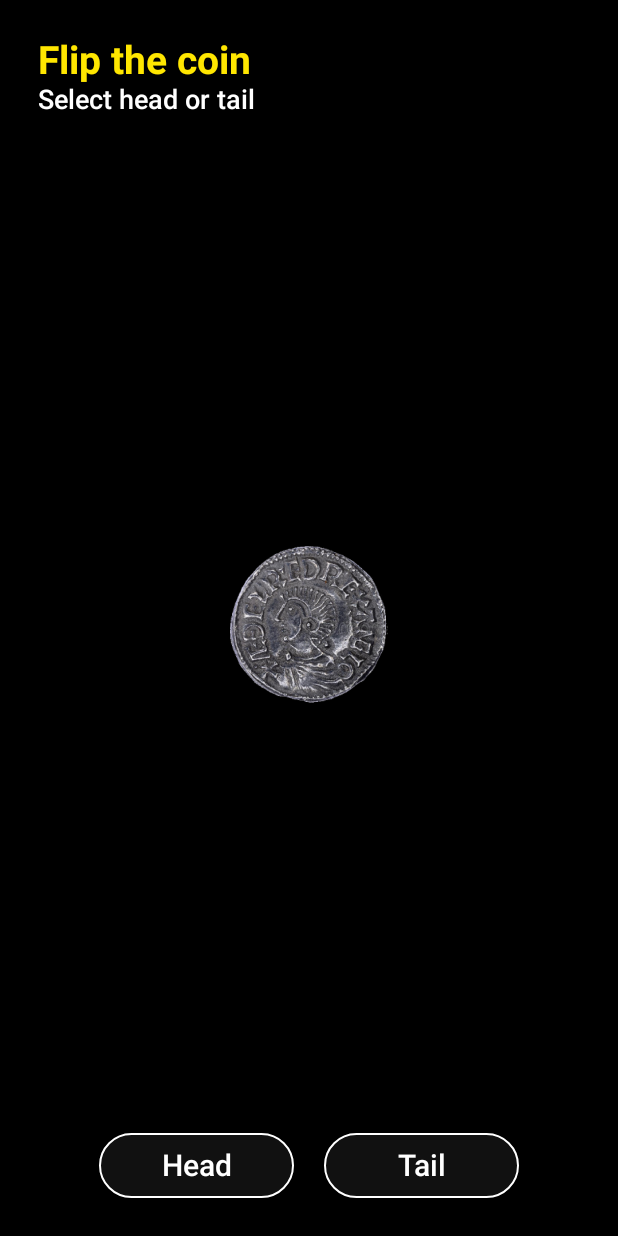
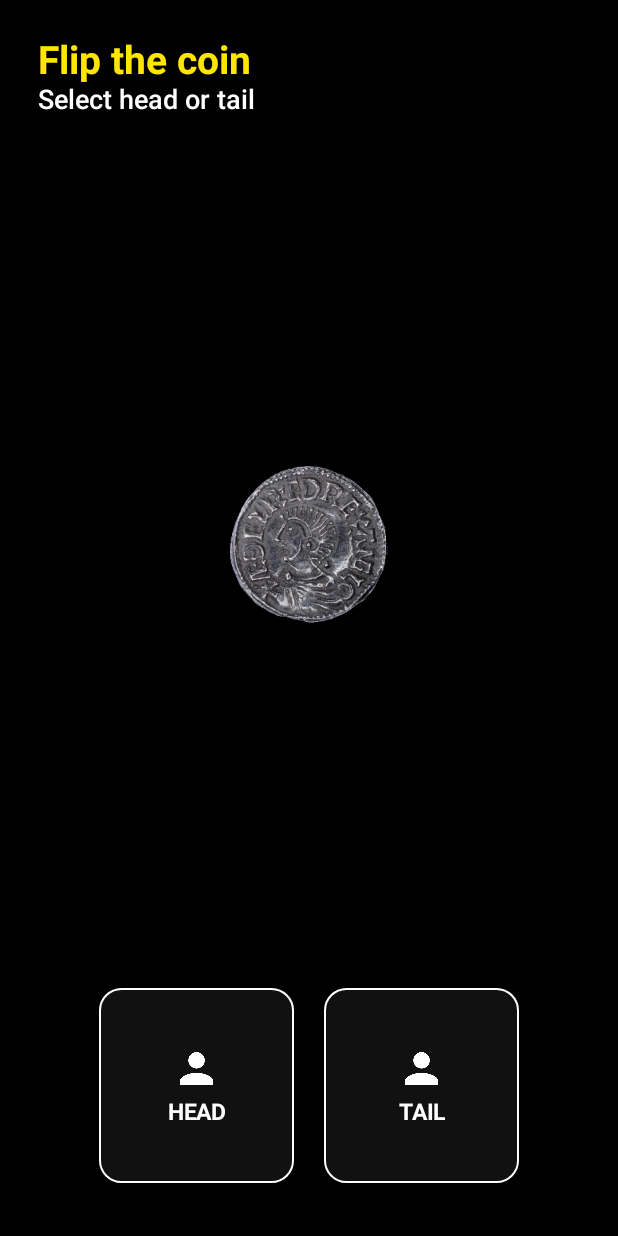
Before and after one commit to iagoMendesDaSilva/orlog, an Android app built with Jetpack Compose: the CoinScreen screen opened through its navigation route, on a phone screen of 412 x 824 dp. Run offline under Robolectric (Android 15) with nearby library versions, the phone set to English and light mode, and no system bars; our stand-ins replace Dagger/Hilt's generated code, accompanist.

Commit message:
button head and tail

```diff
--- a/app/src/main/java/com/iago/orlog/ViewModelOrlog.kt
+++ b/app/src/main/java/com/iago/orlog/ViewModelOrlog.kt
@@ -60,11 +60,6 @@ class ViewModelOrlog @Inject constructor() : ViewModel() {
         playerToChange.value = newPlayer
     }
 
-    fun getImageCoinByTurn(coin: Coin? = null): Int {
-        val value = coin ?: turn.value
-        return if (value == Coin.UNDEFINED || value == Coin.FACE_UP) R.drawable.coin_face else R.drawable.coin_no_face
-    }
-
     fun updateMode(newMode: MODES) {
         mode.value = newMode
     }
--- a/app/src/main/java/com/iago/orlog/screens/coin/CoinScreen.kt
+++ b/app/src/main/java/com/iago/orlog/screens/coin/CoinScreen.kt
@@ -19,6 +19,7 @@ import com.iago.orlog.navigation.Screens
 import com.iago.orlog.screens.coin.commons.ButtonCoin
 import com.iago.orlog.screens.coin.commons.Coin
 import com.iago.orlog.utils.Coin
+import com.iago.orlog.utils.Coins
 import kotlinx.coroutines.CoroutineScope
 import kotlinx.coroutines.launch
 
@@ -27,12 +28,13 @@ import kotlinx.coroutines.launch
 fun CoinScreen(navController: NavHostController, viewModel: ViewModelOrlog) {
 
     val coroutineScope = rememberCoroutineScope()
+
     var played = remember { mutableStateOf(false) }
+    var decision = remember { mutableStateOf<Coin>(Coin.UNDEFINED) }
+
     var currentRotation = remember { mutableStateOf(0f) }
-    var decision = remember { mutableStateOf<Coin>(Coin.UNDEFINED) }
+    val rotation = remember { Animatable(currentRotation.value) }
     var coinResult = remember { mutableStateOf<Coin>(Coin.UNDEFINED) }
-
-    val rotation = remember { Animatable(currentRotation.value) }
 
     LaunchedEffect(key1 = decision.value) {
         if (decision.value != Coin.UNDEFINED && coinResult.value == Coin.UNDEFINED)
@@ -49,11 +51,13 @@ fun CoinScreen(navController: NavHostController, viewModel: ViewModelOrlog) {
         horizontalAlignment = Alignment.CenterHorizontally,
     ) {
         Header(decision.value, coinResult.value, played.value)
-        Coin(rotation, coinResult.value, viewModel, 125.dp) {}
-        if (played.value)
-            ButtonChooseGodFavors(navController)
-        else
-            ButtonsHeadNTail(decision)
+        Coin(rotation, coinResult.value, 125.dp)
+        Box(modifier = Modifier.height(150.dp), contentAlignment = Alignment.BottomCenter) {
+            if (played.value)
+                ButtonChooseGodFavors(navController)
+            else
+                ButtonsHeadNTail(decision)
+        }
     }
 }
 
@@ -72,7 +76,7 @@ fun ButtonChooseGodFavors(navController: NavHostController) {
                 shape = MaterialTheme.shapes.large,
                 color = MaterialTheme.colors.secondary,
             )
-            .padding(vertical = 10.dp, horizontal = 20.dp)
+            .padding(vertical = 12.dp, horizontal = 20.dp)
             .clickable { navController.navigate(Screens.GodsScreen.name) },
         horizontalArrangement = Arrangement.Center,
         verticalAlignment = Alignment.CenterVertically,
@@ -110,14 +114,14 @@ fun Header(decision: Coin, coinResult: Coin, played: Boolean) {
 fun ButtonsHeadNTail(decision: MutableState<Coin>) {
     Row() {
         ButtonCoin(
-            text = R.string.head,
+            coin = Coins.head,
             active = decision.value == Coin.FACE_UP,
             enable = decision.value == Coin.UNDEFINED
         ) {
             decision.value = Coin.FACE_UP
         }
         ButtonCoin(
-            text = R.string.tail,
+            coin = Coins.tail,
             enable = decision.value == Coin.UNDEFINED,
             active = decision.value == Coin.FACE_DOWN
         ) {
@@ -157,12 +161,12 @@ fun animation(
     coroutineScope.launch {
 
         coinResult.value = Coin.FACE_UP
-        val random = (5..10).random()
+        val numberRotations = (5..10).random()
 
         rotation.animateTo(
             targetValue = currentRotation.value + 180f,
             animationSpec = repeatable(
-                iterations = random,
+                iterations = numberRotations,
                 animation = tween(350, easing = LinearEasing),
                 repeatMode = RepeatMode.Restart
             )
--- a/app/src/main/java/com/iago/orlog/screens/coin/commons/ButtonCoin.kt
+++ b/app/src/main/java/com/iago/orlog/screens/coin/commons/ButtonCoin.kt
@@ -1,23 +1,24 @@
 package com.iago.orlog.screens.coin.commons
 
+import androidx.compose.foundation.Image
 import androidx.compose.foundation.background
 import androidx.compose.foundation.border
 import androidx.compose.foundation.clickable
-import androidx.compose.foundation.layout.Arrangement
-import androidx.compose.foundation.layout.Row
-import androidx.compose.foundation.layout.padding
-import androidx.compose.foundation.layout.width
+import androidx.compose.foundation.layout.*
 import androidx.compose.material.MaterialTheme
 import androidx.compose.material.Text
 import androidx.compose.runtime.Composable
 import androidx.compose.ui.Alignment
 import androidx.compose.ui.Modifier
-import androidx.compose.ui.draw.alpha
+import androidx.compose.ui.graphics.ColorFilter
+import androidx.compose.ui.layout.ContentScale
+import androidx.compose.ui.res.painterResource
 import androidx.compose.ui.res.stringResource
 import androidx.compose.ui.unit.dp
+import com.iago.orlog.utils.CoinHeadTail
 
 @Composable
-fun ButtonCoin(text: Int, active: Boolean?, enable: Boolean, onPress: () -> Unit) {
+fun ButtonCoin(coin: CoinHeadTail, active: Boolean?, enable: Boolean, onPress: () -> Unit) {
 
     val color =
         if (active == true) MaterialTheme.colors.primary else MaterialTheme.colors.secondary
@@ -25,14 +26,15 @@ fun ButtonCoin(text: Int, active: Boolean?, enable: Boolean, onPress: () -> Unit
     Row(
         modifier = Modifier
             .width(150.dp)
-            .padding(horizontal = 10.dp)
+            .height(150.dp)
+            .padding(10.dp)
             .background(
-                shape = MaterialTheme.shapes.large,
+                shape = MaterialTheme.shapes.medium,
                 color = MaterialTheme.colors.onBackground,
             )
             .border(
                 width = 1.dp,
-                shape = MaterialTheme.shapes.large,
+                shape = MaterialTheme.shapes.medium,
                 color = color,
             )
             .padding(vertical = 10.dp, horizontal = 20.dp)
@@ -43,10 +45,24 @@ fun ButtonCoin(text: Int, active: Boolean?, enable: Boolean, onPress: () -> Unit
         horizontalArrangement = Arrangement.Center,
         verticalAlignment = Alignment.CenterVertically,
     ) {
-        Text(
-            color = color,
-            text = stringResource(text),
-            style = MaterialTheme.typography.body2,
-        )
+        Column(
+            modifier = Modifier.fillMaxSize(),
+            verticalArrangement = Arrangement.Center,
+            horizontalAlignment = Alignment.CenterHorizontally,
+        ) {
+            Image(
+                colorFilter = ColorFilter.tint(color),
+                contentDescription = null,
+                contentScale = ContentScale.Fit,
+                modifier = Modifier
+                    .size(35.dp).padding(bottom = 5.dp),
+                painter = painterResource(coin.icon),
+            )
+            Text(
+                color = color,
+                text = stringResource(coin.title).uppercase(),
+                style = MaterialTheme.typography.h3,
+            )
+        }
     }
 }
--- a/app/src/main/java/com/iago/orlog/screens/coin/commons/Coin.kt
+++ b/app/src/main/java/com/iago/orlog/screens/coin/commons/Coin.kt
@@ -3,7 +3,6 @@ package com.iago.orlog.screens.coin.commons
 import androidx.compose.animation.core.Animatable
 import androidx.compose.animation.core.AnimationVector1D
 import androidx.compose.foundation.Image
-import androidx.compose.foundation.clickable
 import androidx.compose.foundation.layout.*
 import androidx.compose.runtime.Composable
 import androidx.compose.ui.Modifier
@@ -12,16 +11,14 @@ import androidx.compose.ui.layout.ContentScale
 import androidx.compose.ui.res.painterResource
 import androidx.compose.ui.unit.Dp
 import androidx.compose.ui.unit.dp
-import com.iago.orlog.ViewModelOrlog
 import com.iago.orlog.utils.Coin
+import com.iago.orlog.utils.Coins
 
 @Composable
 fun Coin(
     rotation: Animatable<Float, AnimationVector1D>,
     coinResult: Coin,
-    viewModel: ViewModelOrlog,
     size: Dp,
-    onPress: () -> Unit
 ) {
     Box(
         modifier = Modifier
@@ -32,15 +29,16 @@ fun Coin(
                 rotationY = rotation.value
                 cameraDistance = 12f * density
             }
-            .clickable {
-                onPress()
-            }
     ) {
         Image(
             contentScale = ContentScale.Fit,
             modifier = Modifier.fillMaxSize(),
             contentDescription = null,
-            painter = painterResource(viewModel.getImageCoinByTurn(coinResult)),
+            painter = painterResource(
+                if (coinResult === Coin.FACE_DOWN)
+                    Coins.tail.image
+                else Coins.head.image
+            ),
         )
 
     }
--- a/app/src/main/java/com/iago/orlog/screens/match/MatchScreen.kt
+++ b/app/src/main/java/com/iago/orlog/screens/match/MatchScreen.kt
@@ -55,7 +55,7 @@ fun MatchScreen(viewModel: ViewModelOrlog) {
     verifyPhase(dicesTablePlayer1, dicesTablePlayer2, viewModel)
 
     Box(modifier = Modifier.fillMaxSize(), contentAlignment = Alignment.Center) {
-        Coin(rotation, viewModel.turn.value, viewModel, 100.dp) {}
+        Coin(rotation, viewModel.turn.value, 100.dp)
     }
 
     Column(
@@ -90,7 +90,7 @@ fun MatchScreen(viewModel: ViewModelOrlog) {
     }
 
     Box(modifier = Modifier.fillMaxSize(), contentAlignment = Alignment.Center) {
-        Coin(rotation, viewModel.turn.value, viewModel, 100.dp) {}
+        Coin(rotation, viewModel.turn.value, 100.dp)
     }
 
     PhaseDialog(dialogPhaseShowing, viewModel.phase.value)
--- a/app/src/main/java/com/iago/orlog/utils/Match.kt
+++ b/app/src/main/java/com/iago/orlog/utils/Match.kt
@@ -7,6 +7,19 @@ enum class Coin {
     FACE_DOWN,
     UNDEFINED,
 }
+
+object Coins {
+    val head =
+        CoinHeadTail(title = R.string.head, image = R.drawable.coin_face, icon= R.drawable.head,)
+    val tail =
+        CoinHeadTail(title = R.string.tail, image =R.drawable.coin_no_face, icon =  R.drawable.head,)
+}
+
+data class CoinHeadTail(
+    val title: Int,
+    val image: Int,
+    val icon: Int,
+)
 
 enum class Phase {
     ROLL_PHASE,
```
Also changed, not shown: app/src/main/res/drawable/head.png (added), app/src/main/res/drawable/tail.png (added).
